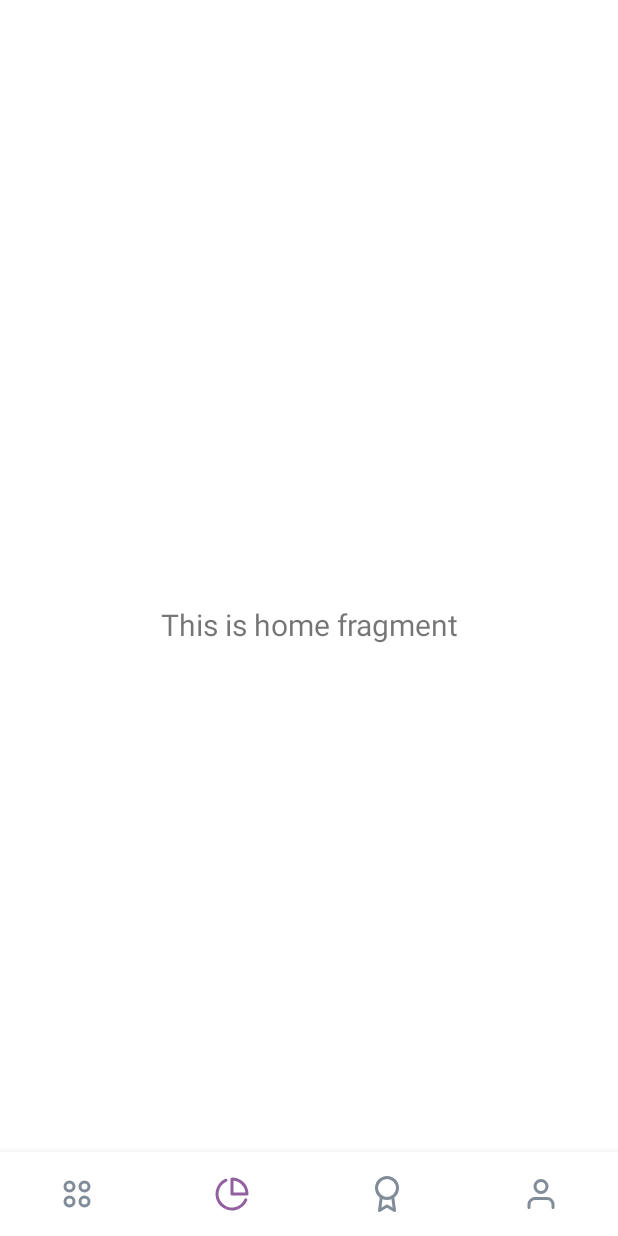
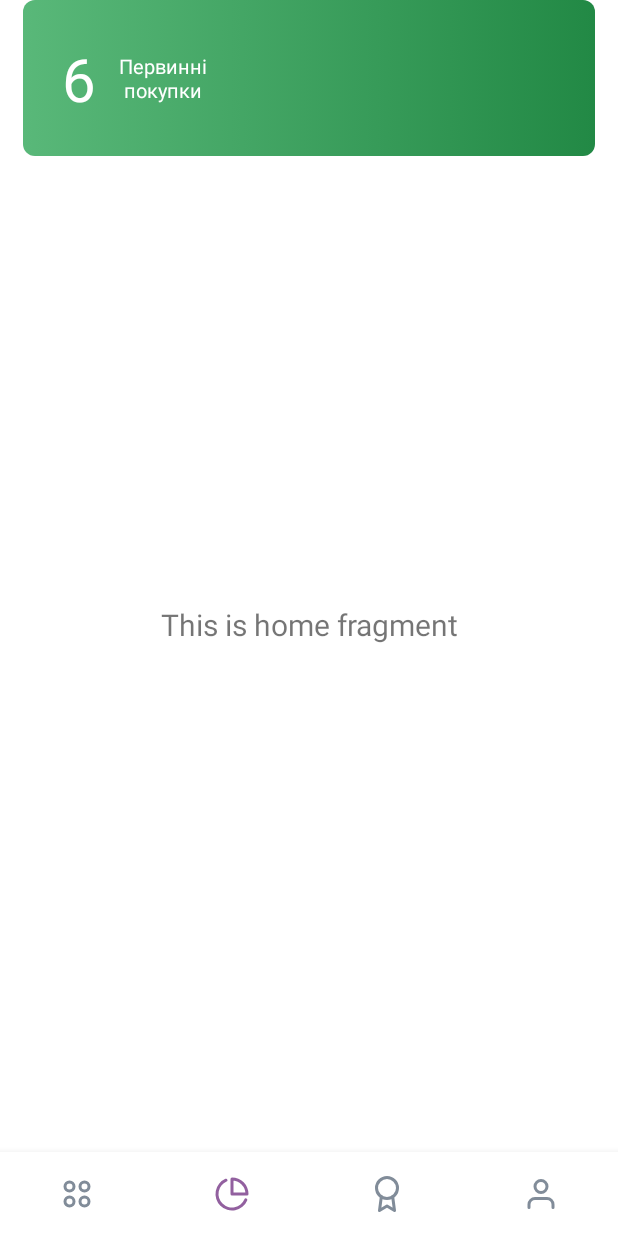
Before and after one commit to nabilskiy/arterium-android, an Android app: the screen it shows after launch (MainActivity), item 2 of the bottom bar chosen, on a phone screen of 412 x 824 dp. Run offline under Robolectric (Android 15) with nearby library versions, the phone set to English and light mode, and no system bars; our stand-ins replace navigation-ui, sdp/ssp sizes; 2 statements that could not run were skipped.

Commit message:
custom progress bar

```diff
--- /dev/null
+++ b/app/src/main/java/com/maritech/arterium/ui/widgets/CustomProgressBar.java
@@ -0,0 +1,44 @@
+package com.maritech.arterium.ui.widgets;
+
+import android.content.Context;
+import android.content.res.TypedArray;
+import android.util.AttributeSet;
+import android.view.LayoutInflater;
+import android.view.View;
+import android.widget.LinearLayout;
+import android.widget.TextView;
+
+import com.maritech.arterium.R;
+
+public class CustomProgressBar extends LinearLayout {
+
+    private TextView amount;
+
+    public CustomProgressBar(Context context) {
+        super(context);
+    }
+
+    public CustomProgressBar(Context context, AttributeSet attrs) {
+        super(context, attrs);
+
+        LayoutInflater inflater = (LayoutInflater)context.getSystemService(Context.LAYOUT_INFLATER_SERVICE);
+        inflater.inflate(R.layout.custome_progress_bar, this);
+
+        TypedArray typedArray = context.obtainStyledAttributes(attrs, R.styleable.CustomProgressBar);
+        Integer value = typedArray.getInteger(R.styleable.CustomProgressBar_cp_value, 0);
+        initControl(context, value);
+
+        typedArray.recycle();
+    }
+
+    public CustomProgressBar(Context context, AttributeSet attrs, int defStyleAttr) {
+        super(context, attrs, defStyleAttr);
+    }
+
+    private void initControl(Context context, Integer value) {
+
+        amount = findViewById(R.id.tvCpbValue);
+        amount.setText(value.toString());
+
+    }
+}
--- /dev/null
+++ b/app/src/main/res/drawable/bg_progress_bar.xml
@@ -0,0 +1,5 @@
+<?xml version="1.0" encoding="utf-8"?>
+<shape xmlns:android="http://schemas.android.com/apk/res/android">
+    <solid android:color="@color/pb_bg_color" />
+    <corners android:radius="8dp" />
+</shape>
--- /dev/null
+++ b/app/src/main/res/drawable/selector_green_progress_bar.xml
@@ -0,0 +1,12 @@
+<?xml version="1.0" encoding="utf-8"?>
+<selector xmlns:android="http://schemas.android.com/apk/res/android">
+    <item>
+        <shape>
+            <gradient android:angle="0"
+                android:endColor="#228945"
+                android:startColor="#59B879"
+                android:type="linear" />
+            <corners android:radius="8dp"/>
+        </shape>
+    </item>
+</selector>
--- /dev/null
+++ b/app/src/main/res/layout/custome_progress_bar.xml
@@ -0,0 +1,44 @@
+<?xml version="1.0" encoding="utf-8"?>
+<androidx.constraintlayout.widget.ConstraintLayout xmlns:android="http://schemas.android.com/apk/res/android"
+    android:layout_width="match_parent"
+    android:layout_height="match_parent"
+    xmlns:app="http://schemas.android.com/apk/res-auto"
+    android:background="@drawable/bg_progress_bar">
+
+    <View
+        android:id="@+id/cpbInsideBgColor"
+        android:layout_width="match_parent"
+        android:layout_height="wrap_content"
+        app:layout_constraintStart_toStartOf="parent"
+        app:layout_constraintTop_toTopOf="parent"
+        app:layout_constraintEnd_toEndOf="parent"
+        android:background="@drawable/selector_green_progress_bar"/>
+
+    <TextView
+        android:id="@+id/tvCpbValue"
+        android:layout_width="wrap_content"
+        android:layout_height="wrap_content"
+        app:layout_constraintStart_toStartOf="parent"
+        app:layout_constraintTop_toTopOf="parent"
+        app:layout_constraintBottom_toBottomOf="parent"
+        android:text="6"
+        android:layout_marginStart="@dimen/_20sdp"
+        android:textColor="@color/white"
+        android:textSize="40sp"
+        android:layout_marginVertical="@dimen/_20sdp"
+        />
+
+    <TextView
+        android:id="@+id/tvCpbValueDescribe"
+        android:layout_width="wrap_content"
+        android:layout_height="wrap_content"
+        android:text="Первиннi&#10; покупки"
+        android:textColor="@color/white"
+        android:textSize="13sp"
+        app:layout_constraintBottom_toBottomOf="parent"
+        app:layout_constraintStart_toEndOf="@+id/tvCpbValue"
+        app:layout_constraintTop_toTopOf="parent"
+        android:layout_marginStart="@dimen/_12sdp"
+        />
+
+</androidx.constraintlayout.widget.ConstraintLayout>
--- a/app/src/main/res/layout/fragment_stat.xml
+++ b/app/src/main/res/layout/fragment_stat.xml
@@ -19,4 +19,15 @@
         app:layout_constraintEnd_toEndOf="parent"
         app:layout_constraintStart_toStartOf="parent"
         app:layout_constraintTop_toTopOf="parent" />
+
+    <com.maritech.arterium.ui.widgets.CustomProgressBar
+        android:layout_width="match_parent"
+        android:layout_height="@dimen/_80sdp"
+        app:cp_value="5"
+        app:layout_constraintTop_toTopOf="parent"
+        app:layout_constraintStart_toStartOf="parent"
+        app:layout_constraintEnd_toEndOf="parent"
+        android:layout_marginHorizontal="@dimen/_12sdp"
+        />
+
 </androidx.constraintlayout.widget.ConstraintLayout>
--- a/app/src/main/res/navigation/mobile_navigation.xml
+++ b/app/src/main/res/navigation/mobile_navigation.xml
@@ -3,7 +3,7 @@
     xmlns:app="http://schemas.android.com/apk/res-auto"
     xmlns:tools="http://schemas.android.com/tools"
     android:id="@+id/mobile_navigation"
-    app:startDestination="@+id/navigation_dashboard">
+    app:startDestination="@id/navigation_statistics">
 
 
     <fragment
--- /dev/null
+++ b/app/src/main/res/values/attr.xml
@@ -0,0 +1,6 @@
+<?xml version="1.0" encoding="utf-8"?>
+<resources>
+    <declare-styleable name="CustomProgressBar">
+        <attr name="cp_value" format="string"/>
+    </declare-styleable>
+</resources>
--- a/app/src/main/res/values/colors.xml
+++ b/app/src/main/res/values/colors.xml
@@ -9,4 +9,5 @@
     <color name="teal_700">#FF018786</color>
     <color name="black">#FF000000</color>
     <color name="white">#FFFFFFFF</color>
+    <color name="pb_bg_color">#F2F3F5</color>
 </resources>
```
Also changed, not shown: app/src/main/AndroidManifest.xml (+6 -4 lines), app/src/main/java/com/maritech/arterium/ui/demo/DemoActivity.java (added, +16 -0 lines), app/src/main/res/layout/activity_demo.xml (added, +10 -0 lines).
